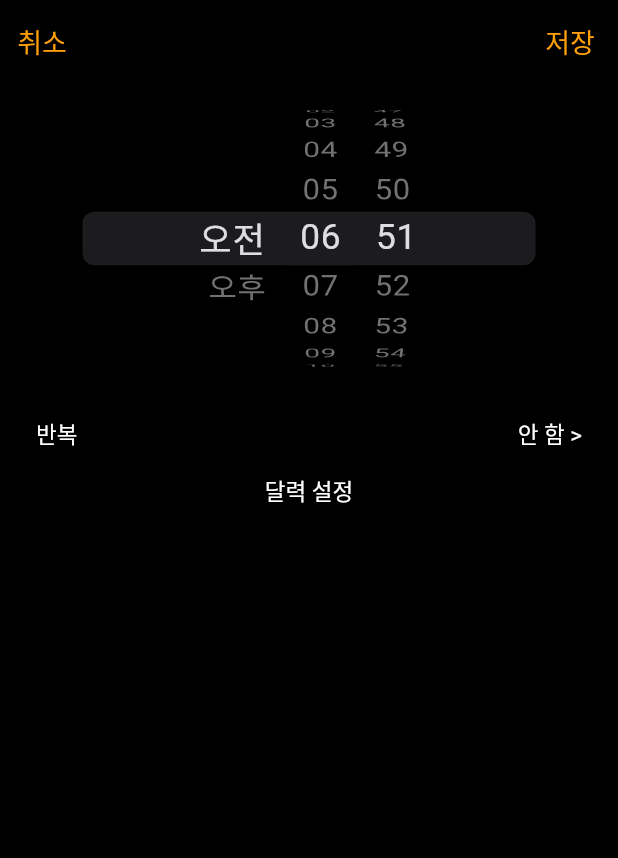
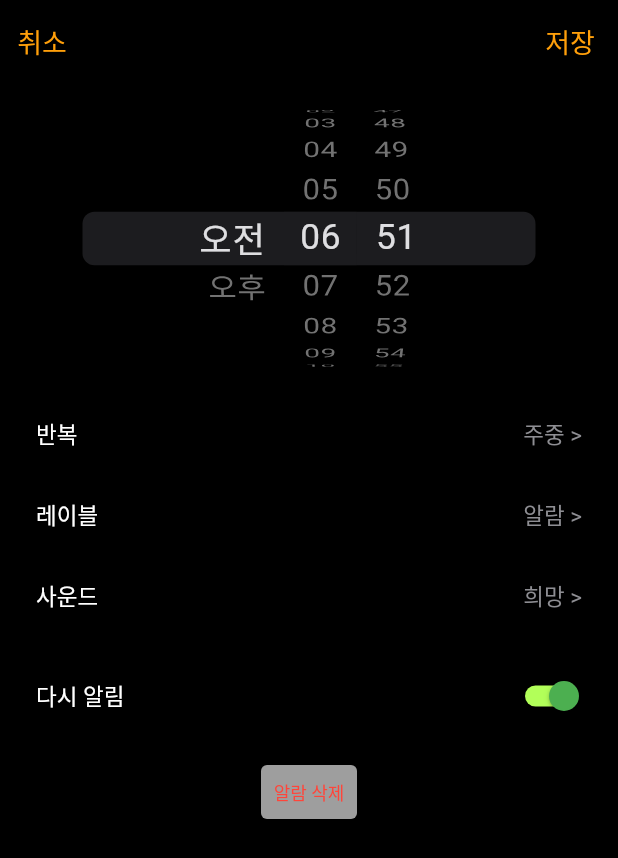
Before and after one commit to nakisara01/Alarm1, a Flutter app: the AlarmDetailPage screen opened directly, on a phone screen of 412 x 824 dp. Shown: the top 858 px of the screen. Run offline on Flutter 3.47's test engine with Material 2 defaults, Android fonts, the phone set to English and light mode, and no system bars.

Commit message:
Add: DetailPage 2Inkwell, 1SwitchByPlatform, Delete button

```diff
--- a/lib/src/constants/color.dart
+++ b/lib/src/constants/color.dart
@@ -6,3 +6,4 @@ final List<Color> IOS_SYSTEM_GRAY = [
   Color.fromRGBO(44,44,46,1),
 ];
 const Color IOS_ORANGE = Color.fromRGBO(255, 159, 10, 1);
+const Color IOS_RED = Color.fromRGBO(255, 69, 58, 1);
--- a/lib/src/ui/alarmDetail/alarmDetail.dart
+++ b/lib/src/ui/alarmDetail/alarmDetail.dart
@@ -3,7 +3,15 @@ import 'package:flutter/cupertino.dart';
 import 'package:flutter/foundation.dart';
 import 'package:flutter/material.dart';
 
+import '../widgets/switchByPlatform.dart';
+
 class AlarmDetailPage extends StatelessWidget {
+
+  List<bool> isSwitched = [
+    true,
+  ];
+
+
   @override
   Widget build(BuildContext context) {
     Size size = MediaQuery.of(context).size;
@@ -53,15 +61,77 @@ class AlarmDetailPage extends StatelessWidget {
                       ),),
                           Padding(
                         padding: EdgeInsets.only(right: 8.0),
-                        child: Text('안 함 >'),
+                        child: Text('주중 >', style: TextStyle(color: IOS_SYSTEM_GRAY[0]),),
                       ),
                     ],
                   ),
                 ),
               ),
             ),
-            Text('달력 설정')
-          ],
-        ));
+            InkWell(
+              onTap: () {},
+              child: Padding(
+                padding: EdgeInsets.all(16.0),
+                child: Container(
+                  child: Row(
+                    children: [
+                      const Expanded(
+                        child: Padding(
+                          padding: EdgeInsets.only(left: 8.0),
+                          child: Text('레이블'),
+                        ),),
+                      Padding(
+                        padding: EdgeInsets.only(right: 8.0),
+                        child: Text('알람 >', style: TextStyle(color: IOS_SYSTEM_GRAY[0]),),
+                      ),
+                    ],
+                  ),
+                ),
+              ),
+            ),
+            InkWell(
+              onTap: () {},
+              child: Padding(
+                padding: EdgeInsets.all(16.0),
+                child: Container(
+                  child: Row(
+                    children: [
+                      const Expanded(
+                        child: Padding(
+                          padding: EdgeInsets.only(left: 8.0),
+                          child: Text('사운드'),
+                        ),),
+                      Padding(
+                        padding: EdgeInsets.only(right: 8.0),
+                        child: Text('희망 >', style: TextStyle(color: IOS_SYSTEM_GRAY[0]),),
+                      ),
+                    ],
+                  ),
+                ),
+              ),
+            ),
+          Container(
+              child: Padding(
+                  padding: EdgeInsets.all(16.0),
+                  child: Container(
+                      child: Row(
+                        children: [
+                          const Expanded(
+                            child: Padding(
+                              padding: EdgeInsets.only(left: 8.0),
+                              child: Text('다시 알림'),
+                            ),),
+                          SwitchByPlatForm(isSwitched: isSwitched[0]),
+                        ],
+                      )))),
+            TextButton(
+              style: ButtonStyle(backgroundColor: MaterialStateProperty.all<Color>(Colors.grey)),
+              onPressed: () {},
+              child: Text(
+                '알람 삭제',
+                style: TextStyle(color: IOS_RED, fontSize: 12),
+              ),
+            ),
+    ]));
   }
 }
--- a/lib/src/ui/alarmList/components/alarmCard.dart
+++ b/lib/src/ui/alarmList/components/alarmCard.dart
@@ -19,6 +19,10 @@ class AlarmCard extends StatelessWidget {
     false,
     true
   ];
+  List<bool> onoff = [
+    true
+  ];
+
 
   int index;
 
@@ -28,8 +32,8 @@ class AlarmCard extends StatelessWidget {
         onTap: () {
           Navigator.push(
             context,
-            MaterialPageRoute(builder: (context) => AlarmDetailPage()),
-          );
+            MaterialPageRoute(builder: (context) => AlarmDetailPage(),
+          ));
         },
         child: Padding(
             padding: EdgeInsets.all(16.0),
```
